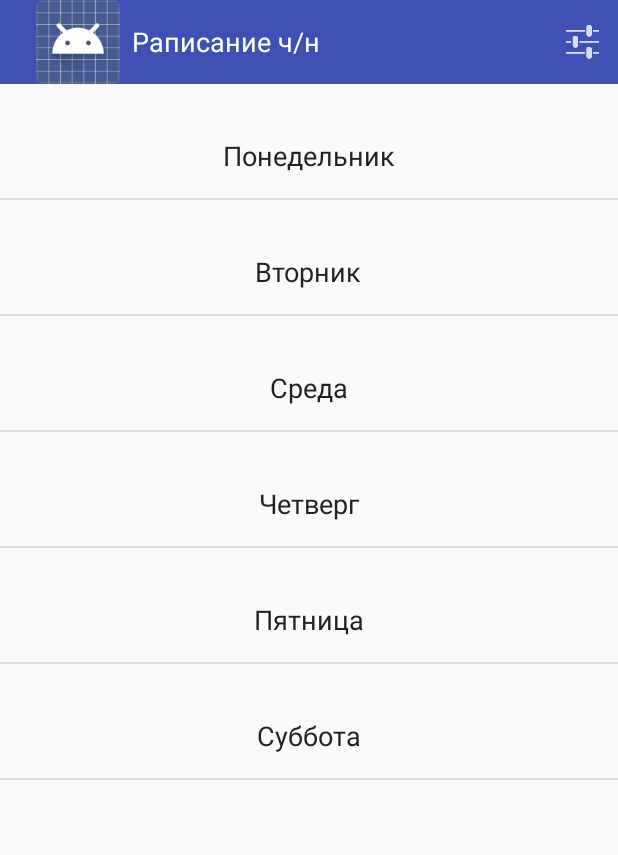
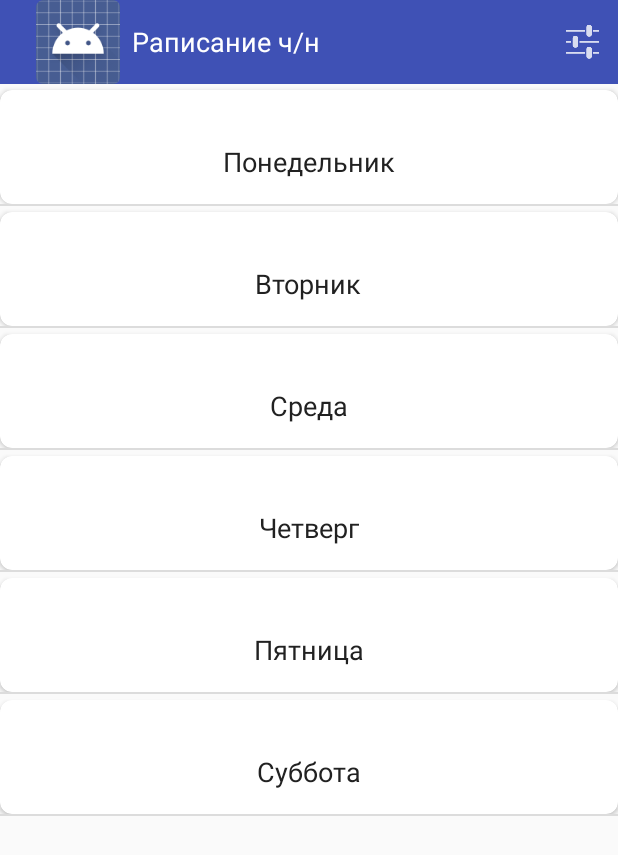
Before and after one commit to AndreyKolyanov/Schedule, an Android app: the screen it shows after launch (WeekPagerActivity), on a phone screen of 412 x 824 dp. Shown: the top 855 px of the screen. Run offline under Robolectric (Android 15) with nearby library versions, the phone set to English and light mode, and no system bars.

Commit message:
added CardView

```diff
--- a/app/src/main/res/layout/list_item_day.xml
+++ b/app/src/main/res/layout/list_item_day.xml
@@ -5,6 +5,15 @@
               android:layout_height="match_parent"
               android:background="@drawable/backgorund_activated"
               android:weightSum="1">
+
+    <android.support.v7.widget.CardView
+        xmlns:card_view="http://schemas.android.com/apk/res-auto"
+        android:id="@+id/card_view"
+        android:layout_gravity="center"
+        android:layout_width="match_parent"
+        android:layout_height="wrap_content"
+        card_view:cardCornerRadius="8dp"
+        android:layout_marginTop="4dp">
 
     <TextView
         android:layout_width="wrap_content"
@@ -21,4 +30,6 @@
         android:layout_centerHorizontal="true"
         android:layout_marginTop="@dimen/d25_dp"
         android:layout_marginBottom="@dimen/d15_dp"/>
+
+    </android.support.v7.widget.CardView>
 </RelativeLayout>
```
Also changed, not shown: app/src/main/java/ru/kolyanov542255/schedule_classes/LessonFragment.java (+1 -12 lines), app/src/main/java/ru/kolyanov542255/schedule_classes/TimePickerFragment.java (deleted, +0 -86 lines), app/src/main/res/layout/fragment_lesson.xml (+5 -6 lines), app/src/main/res/layout/list_item_lesson.xml (+12 -0 lines).
